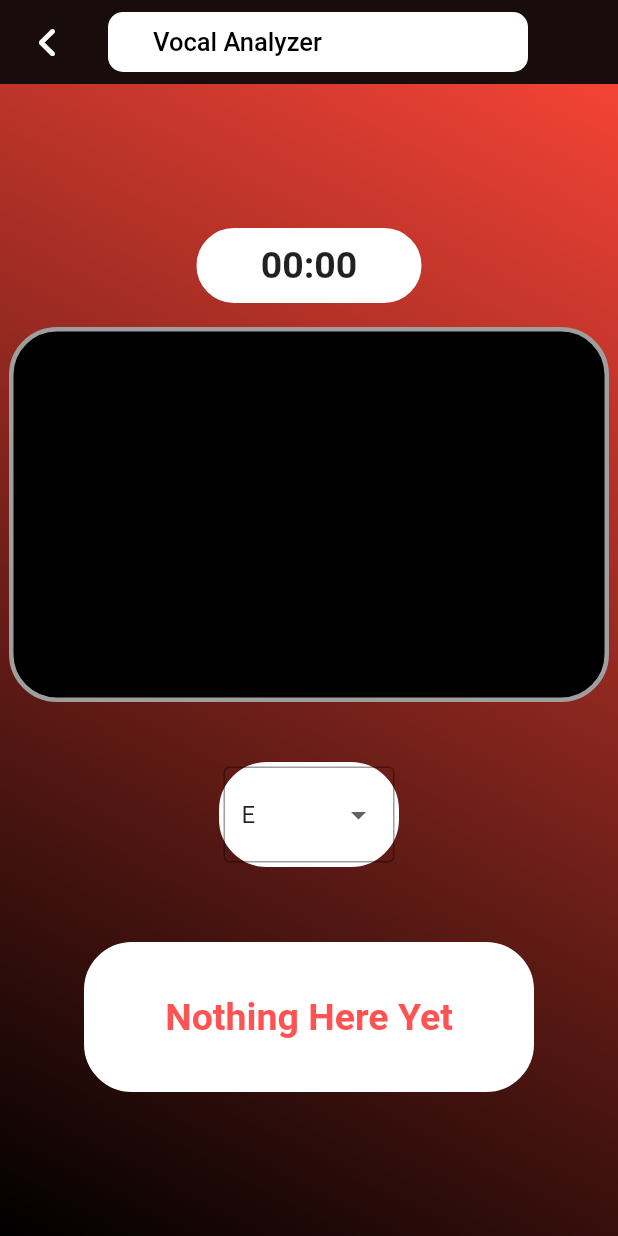
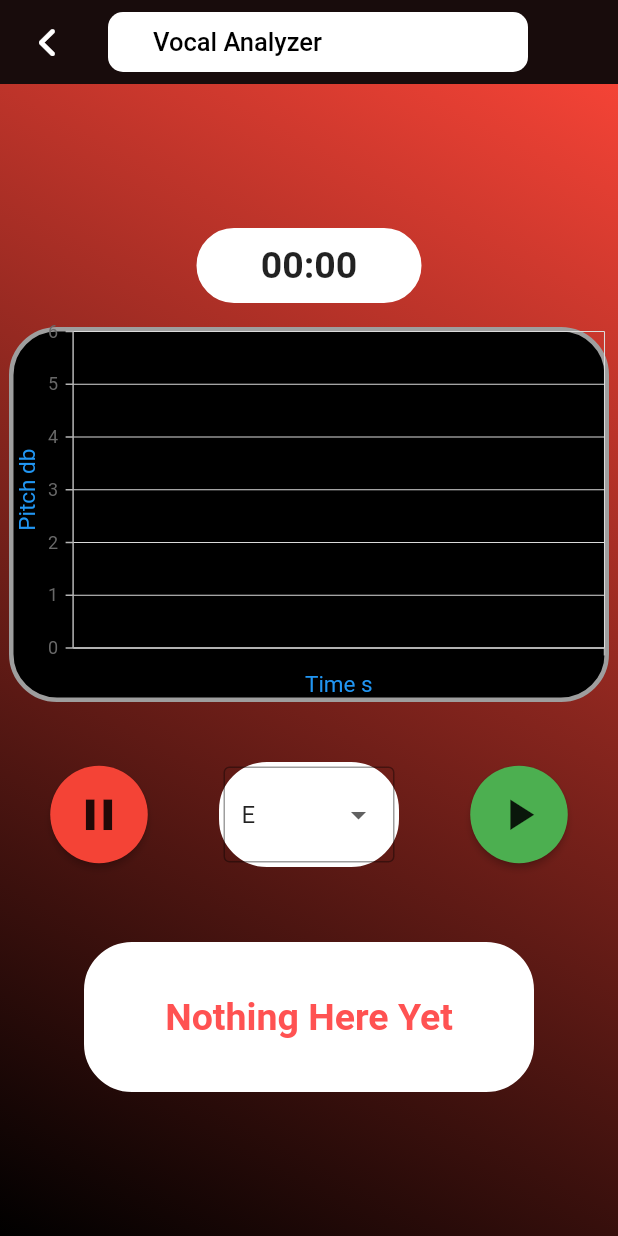
Before and after one commit to rajugrj510/Vocal-App, a Flutter app: the Vocal_Analyzer screen opened directly, on a phone screen of 412 x 824 dp. Run offline on Flutter 3.47's test engine with Material 2 defaults, Android fonts, the phone set to English and light mode, and no system bars; our stand-ins replace another_flushbar, audioplayers, avatar_glow, cloud_firestore, firebase_auth, firebase_core and 6 more; missing offline and left inert: dart:ffi, flutter_midi, syncfusion_flutter_core, tonic; accounts and stored records are empty.

Commit message:
Implemented Analyzer controls and graphs

```diff
--- a/lib/Voice_Analyzer.dart
+++ b/lib/Voice_Analyzer.dart
@@ -3,6 +3,7 @@ import 'package:flutter/material.dart';
 import 'package:flutter/cupertino.dart';
 import 'package:flutter/material.dart';
 import 'package:font_awesome_flutter/font_awesome_flutter.dart';
+import 'package:syncfusion_flutter_charts/charts.dart';
 import 'timer_widget.dart';
 import 'package:flutter/material.dart';
 import 'package:flutter/services.dart';
@@ -77,7 +78,11 @@ class Vocal_Analyzer_State extends State<Vocal_Analyzer>{
               Row(
                 mainAxisAlignment: MainAxisAlignment.center,
                 children: [
-                  buildDropMenu()
+                  buildPause(),
+                  SizedBox(width: 36),
+                  buildDropMenu(),
+                  SizedBox(width: 36),
+                  buildPlay()
                 ],
               ),
               SizedBox(height: 50),
@@ -129,8 +134,23 @@ class Vocal_Analyzer_State extends State<Vocal_Analyzer>{
           )
       ),
       child: Center(
-          child: Column(
+          child: Container(
+            child: SfCartesianChart(
 
+                primaryXAxis: CategoryAxis(
+                    title: AxisTitle(
+                        text: "Time s",
+                    textStyle: TextStyle(color: Colors.blue))
+            ),
+                primaryYAxis: CategoryAxis(
+                    title: AxisTitle(
+                        text: "Pitch db",
+                    textStyle: TextStyle(color: Colors.blue))),
+                // Sets 15 logical pixels as margin for all the 4 sides.
+                plotAreaBorderWidth: 0,
+                margin: EdgeInsets.fromLTRB(0,0,0,0)
+
+            ),
           )
       ),
     );
@@ -199,10 +219,30 @@ class Vocal_Analyzer_State extends State<Vocal_Analyzer>{
   }
   //play button
 Widget buildPlay(){
-    return Scaffold();
+    return RawMaterialButton(
+      onPressed: () {},
+      elevation: 2.0,
+      fillColor: Colors.green,
+      child: Icon(
+        Icons.play_arrow,
+        size: 35.0,
+      ),
+      padding: EdgeInsets.all(15.0),
+      shape: CircleBorder(),
+    );
 }
 //pause button
 Widget buildPause(){
-    return Scaffold();
+    return RawMaterialButton(
+      onPressed: () {},
+      elevation: 2.0,
+      fillColor: Colors.red,
+      child: Icon(
+        Icons.pause,
+        size: 35.0,
+      ),
+      padding: EdgeInsets.all(15.0),
+      shape: CircleBorder(),
+    );
   }
 }
--- a/pubspec.yaml
+++ b/pubspec.yaml
@@ -25,6 +25,7 @@ dependencies:
   permission_handler: ^9.2.0
   syncfusion_flutter_core: ^19.3.56
   syncfusion_flutter_sliders: ^19.3.56
+  syncfusion_flutter_charts: ^19.4.56
 
 
 
```
Also changed, not shown: lib/audio-recorder-main.dart (+4 -3 lines), pubspec.lock.
